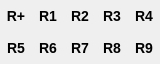
Above: src/schrodinger/sketcher/ui/rgroup_popup.ui from schrodinger/sketcher before the change. Below: the same form after it.
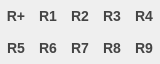
That is the form after the change.

Diff of the .ui file:
```diff
--- a/src/schrodinger/sketcher/ui/rgroup_popup.ui
+++ b/src/schrodinger/sketcher/ui/rgroup_popup.ui
@@ -52,6 +52,7 @@
       <string notr="true">QToolButton {
 border : none;
 font: bold 14px;
+color: #444444;
 }</string>
      </property>
      <property name="text">
@@ -88,6 +89,7 @@
       <string notr="true">QToolButton {
 border : none;
 font: bold 14px;
+color: #444444;
 }</string>
      </property>
      <property name="text">
@@ -124,6 +126,7 @@
       <string notr="true">QToolButton {
 border : none;
 font: bold 14px;
+color: #444444;
 }</string>
      </property>
      <property name="text">
@@ -160,6 +163,7 @@
       <string notr="true">QToolButton {
 border : none;
 font: bold 14px;
+color: #444444;
 }</string>
      </property>
      <property name="text">
@@ -196,6 +200,7 @@
       <string notr="true">QToolButton {
 border : none;
 font: bold 14px;
+color: #444444;
 }</string>
      </property>
      <property name="text">
@@ -232,6 +237,7 @@
       <string notr="true">QToolButton {
 border : none;
 font: bold 14px;
+color: #444444;
 }</string>
      </property>
      <property name="text">
@@ -268,6 +274,7 @@
       <string notr="true">QToolButton {
 border : none;
 font: bold 14px;
+color: #444444;
 }</string>
      </property>
      <property name="text">
@@ -304,6 +311,7 @@
       <string notr="true">QToolButton {
 border : none;
 font: bold 14px;
+color: #444444;
 }</string>
      </property>
      <property name="text">
@@ -340,6 +348,7 @@
       <string notr="true">QToolButton {
 border : none;
 font: bold 14px;
+color: #444444;
 }</string>
      </property>
      <property name="text">
@@ -376,6 +385,7 @@
       <string notr="true">QToolButton {
 border : none;
 font: bold 14px;
+color: #444444;
 }</string>
      </property>
      <property name="text">
```
